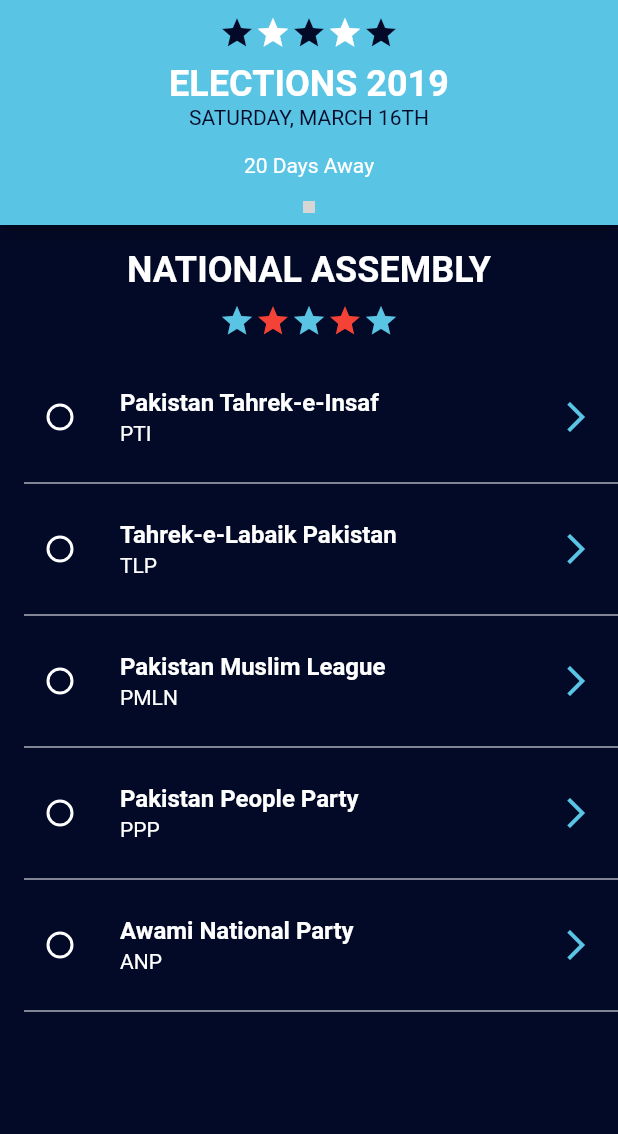
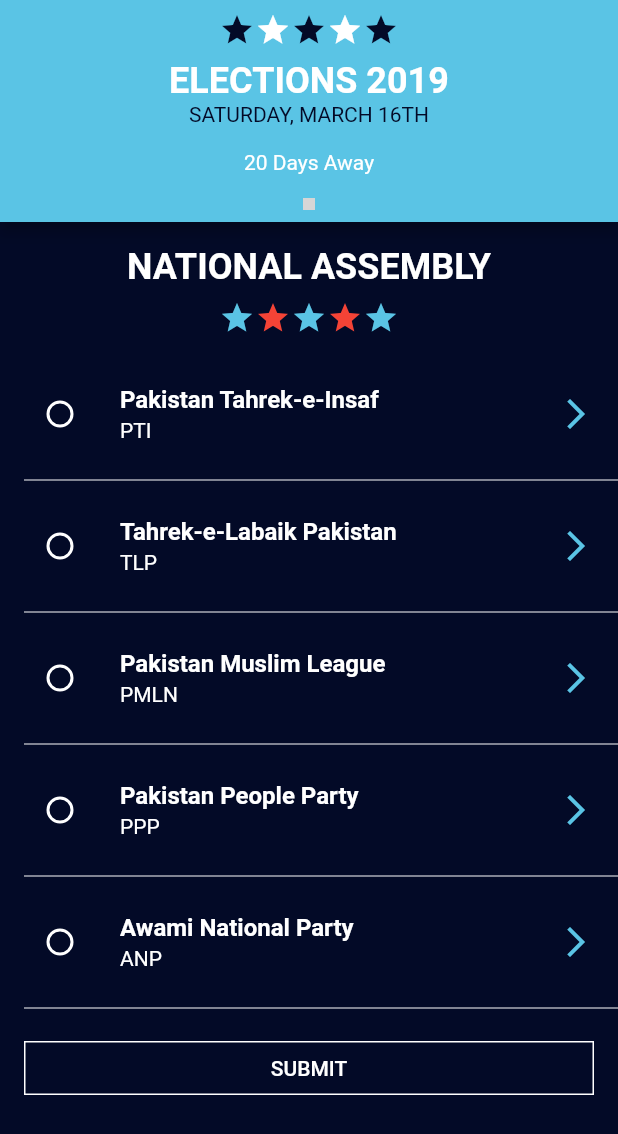
Before and after one commit to sanasz91mdev/voting_app-1, a Flutter app: the screen it shows after launch, on a phone screen of 412 x 824 dp. Shown: the top 1134 px of the screen. Run offline on Flutter 3.47's test engine with Material 2 defaults, Android fonts, the phone set to English and light mode, and no system bars; our stand-ins replace charts_flutter, cloud_firestore; missing offline and left inert: flutter_page_indicator; accounts and stored records are empty; grey boxes are pictures that could not be loaded.

Commit message:
UI tweaks

```diff
--- a/lib/main.dart
+++ b/lib/main.dart
@@ -104,7 +104,7 @@
 
     var barChart = charts.BarChart(
       provincial_series,
-      animate: true,
+      animate: false,
       vertical: false,
       barRendererDecorator: charts.BarLabelDecorator<String>(),
     );
@@ -120,7 +120,7 @@
     return Scaffold(
       appBar: AppBar(
         bottom: PreferredSize(
-          preferredSize: Size.fromHeight(94.0),
+          preferredSize: Size.fromHeight(92.0),
           child: Column(
             children: <Widget>[
               Padding(
@@ -350,6 +350,21 @@
                   color: Theme.of(context).accentColor,
                   indent: 16.0,
                 ),
+                Padding(
+                  padding: const EdgeInsets.only(left: 16.0,right: 16.0,bottom: 16.0,top: 8),
+                  child: FlatButton(
+                    onPressed: () {},
+                    shape: Border.all(
+                      color: Theme.of(context).accentColor,
+                    ),
+                    child: Text(
+                      'SUBMIT',
+                      style: TextStyle(
+                        color: Theme.of(context).accentColor,
+                      ),
+                    ),
+                  ),
+                )
               ],
             ),
             color: Theme.of(context).backgroundColor,
@@ -378,12 +393,12 @@
                 padding: const EdgeInsets.symmetric(horizontal: 8.0),
                 child: Card(
                     child: SizedBox(
-                  height: 200,
+                  height: 194,
                   child: pieChart,
                 )),
               ),
               Padding(
-                padding: const EdgeInsets.only(top: 16.0, left: 16.0),
+                padding: const EdgeInsets.only(top: 8.0, left: 16.0),
                 child: Text(
                   'PROVINCIAL ASSEMBLY',
                   textAlign: TextAlign.start,
@@ -393,10 +408,11 @@
                 ),
               ),
               Padding(
-                padding: const EdgeInsets.symmetric(horizontal: 8.0),
+                padding:
+                    const EdgeInsets.only(bottom: 8.0, left: 8.0, right: 8.0),
                 child: Card(
                     child: SizedBox(
-                  height: 200,
+                  height: 194,
                   child: Padding(
                     padding: const EdgeInsets.symmetric(horizontal: 8.0),
                     child: barChart,
```
